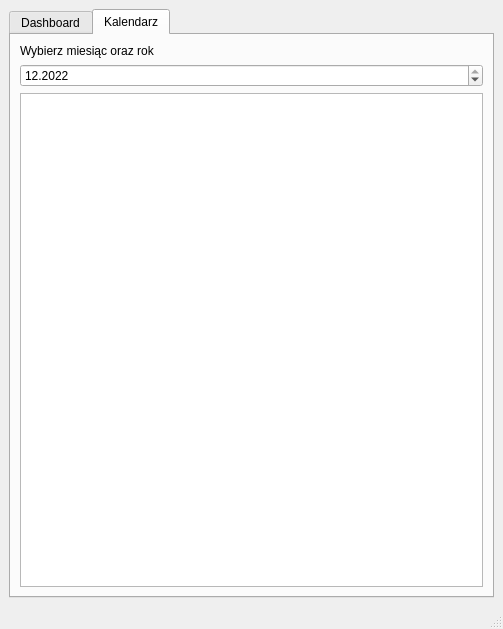
This is mainwindow.ui in rastuch/Terminarz as Qt 5 draws it before an edit. The edited form follows.
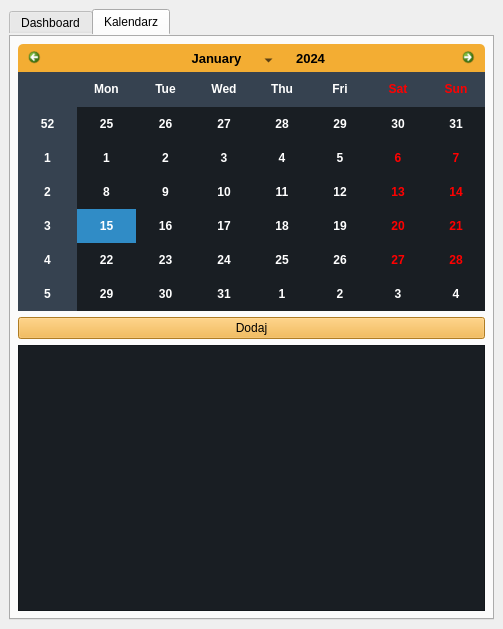
This is the edited form. Icons and pictures are not drawn.

The edit to the form file:
```diff
--- a/mainwindow.ui
+++ b/mainwindow.ui
@@ -13,10 +13,19 @@
   <property name="windowTitle">
    <string>TERMINARZ</string>
   </property>
+  <property name="styleSheet">
+   <string notr="true">alternate-background-color: rgb(25, 30, 35);</string>
+  </property>
   <widget class="QWidget" name="centralwidget">
+   <property name="styleSheet">
+    <string notr="true"/>
+   </property>
    <layout class="QVBoxLayout" name="verticalLayout">
     <item>
      <widget class="QTabWidget" name="tabWidget">
+      <property name="styleSheet">
+       <string notr="true">border-color: rgb(25, 30, 35);</string>
+      </property>
       <property name="currentIndex">
        <number>1</number>
       </property>
@@ -28,64 +37,180 @@
         <item>
          <widget class="QTextEdit" name="textEdit"/>
         </item>
-        <item>
-         <widget class="QPushButton" name="pushButton">
-          <property name="text">
-           <string>Show db</string>
-          </property>
-         </widget>
-        </item>
        </layout>
       </widget>
       <widget class="QWidget" name="tab_2">
+       <property name="styleSheet">
+        <string notr="true"/>
+       </property>
        <attribute name="title">
         <string>Kalendarz</string>
        </attribute>
        <layout class="QVBoxLayout" name="verticalLayout_2">
         <item>
-         <widget class="QLabel" name="label">
+         <widget class="QCalendarWidget" name="calendarWidget">
+          <property name="styleSheet">
+           <string notr="true">QCalendarWidget QWidget {
+	alternate-background-color: #364250;
+}
+#qt_calendar_navigationbar {			/*Pasek wyboru */ 
+    background-color: #F3AD33;
+	border-bottom: 0px;
+	border-top-left-radius: 5px;
+	border-top-right-radius: 5px;
+}
+
+#qt_calendar_prevmonth,
+#qt_calendar_nextmonth {			/*Przyciski zmiany miesiąca*/ 
+    border: none; 			/*Usuwa obramowanie */
+	qproperty-icon: none;			    /*Usuwa standardowe strzałki*/
+    min-width: 13px;
+    max-width: 13px;
+    min-height: 13px;
+    max-height: 13px;
+    border-radius: 5px; 
+    background-color: transparent; 
+	padding: 5px;
+}
+
+#qt_calendar_prevmonth {			/*Poprzedni miesiąc*/
+	margin-left:5px;
+	image: url(:/icon/arrow-119-48.ico);			/*Ustawienie nowej ikonki zmiany miesiąca na poprzedni*/
+}
+#qt_calendar_nextmonth{			/*Następny miesiąc*/
+	margin-right: 5px;
+	image: url(:/icon/arrow-19-48.ico);
+}
+#qt_calendar_prevmonth:hover,
+#qt_calendar_nextmonth:hover{			/*Kiedy najedziemy na przyciski*/
+	background-color: #364250;
+}
+#qt_calendar_prevmonth:pressed,
+#qt_calendar_nextmonth:pressed{			/*Kiedy wciśniemy przycisk*/
+	color: #F3AD33;
+	background-color: #191E23;
+}
+#qt_calendar_yearbutton{			/*Przycisk zmiany roku*/
+	color: #000000;
+	margin: 5px;
+	border-radius: 5px;
+	font-size: 13px;
+	font-weight: bold;
+	padding: 0 10px;
+}
+#qt_calendar_monthbutton{			/*Przycisk zmiany miesiąca*/
+	color: #000000;
+	width: 110px;
+	font-size: 13px;
+	margin: 5px 0;
+	border-radius: 5px;
+	padding: 0 2px;
+}
+#qt_calendar_yearbutton:hover,
+#qt_calendar_monthbutton:hover{			/*Kiedy najedziemy myszką na przyciski*/
+	background-color: #364250;
+}
+#qt_calendar_yearbutton:pressed,
+#qt_calendar_monthbutton:pressed{			/*Kiedy najedziemy myszką na przyciski*/
+	background-color: #191E23;
+}
+#qt_calendar_yearedit{			/*Zmiana roku*/
+	min-width: 53px;
+	color: #000000;
+	background: transparent;
+	font-size: 13px;
+}
+#qt_calendar_yearedit::up-button {			/*Dodanie ikonki zwiększania roku*/
+	image: url(:/icon/arrow-151-48.ico);
+    subcontrol-position: right;
+}
+
+#qt_calendar_yearedit::down-button {				/*Dodanie ikonki zmniejszania roku*/
+	image: url(:/icon/arrow-213-48.ico);
+    subcontrol-position: left; 
+}
+
+#qt_calendar_yearedit::down-button, 
+#qt_calendar_yearedit::up-button {
+	width:10px;
+	padding: 0px 5px;
+	border-radius:3px;
+}
+
+#qt_calendar_yearedit::down-button:hover, 
+#qt_calendar_yearedit::up-button:hover {			/*Gdy najedziemy na ikony*/
+	background-color: #364250;
+}
+#qt_calendar_yearedit::down-button:pressed, 
+#qt_calendar_yearedit::up-button:pressed {			/*Gdy klikniemy na ikony*/
+	background-color: #191E23;
+}
+#calendarWidget QToolButton QMenu {			/*Zmiana miesiąca*/
+    background-color: #364250;
+	color: #FFFFFF;
+	font-weight: bold;
+
+}
+#calendarWidget QToolButton QMenu::item{			/*Miesiące w panelu wyboru*/
+	font-weight: bold;
+	font-size: 13px;
+}
+ #calendarWidget QToolButton QMenu::item:selected:enabled {			/*Wybranie danego miesiąca*/
+    background-color: #F3AD33;
+	border-radius: 5px;
+}
+
+#calendarWidget QToolButton::menu-indicator {
+     image: none;			/*Usunięcie strzałki przy wyborze miesiąca*/
+	margin-top: 10px;
+	width:20px;
+}
+#qt_calendar_calendarview {			/*Główna część kalendarza*/
+	color: #FFFFFF;
+	font-weight: bold;
+	background-color: #191E23;
+    outline: 0px;
+	border-top: 0px;
+	border-bottom-left-radius: 5px;
+	border-bottom-right-radius:5px;
+}
+
+#qt_calendar_calendarview::item:hover {			/*Najechanie myszą na konkretny dzień kalendarza*/
+   border-radius: 10px;
+	background-color: #F7C670;
+}
+
+#qt_calendar_calendarview::item:selected {			/*Kliknięcie myszą na konkretny dzień kalendarza*/
+    background-color: #F3AD33; 
+	border-radius:10px;
+}</string>
+          </property>
+         </widget>
+        </item>
+        <item>
+         <widget class="QPushButton" name="pushButton">
+          <property name="styleSheet">
+           <string notr="true">background-color: #F3AD33;</string>
+          </property>
           <property name="text">
-           <string>Wybierz miesiąc oraz rok</string>
+           <string>Dodaj</string>
           </property>
          </widget>
         </item>
         <item>
-         <widget class="QDateEdit" name="dateEdit">
-          <property name="displayFormat">
-           <string>MM.yyyy</string>
+         <widget class="QTextEdit" name="textEdit_2">
+          <property name="styleSheet">
+           <string notr="true">background-color: #191E23;
+color: #FFFFFF</string>
           </property>
-          <property name="timeSpec">
-           <enum>Qt::LocalTime</enum>
-          </property>
-          <property name="date">
-           <date>
-            <year>2022</year>
-            <month>12</month>
-            <day>31</day>
-           </date>
-          </property>
          </widget>
         </item>
-        <item>
-         <widget class="QListWidget" name="listWidget"/>
-        </item>
        </layout>
       </widget>
      </widget>
     </item>
    </layout>
   </widget>
-  <widget class="QMenuBar" name="menubar">
-   <property name="geometry">
-    <rect>
-     <x>0</x>
-     <y>0</y>
-     <width>503</width>
-     <height>21</height>
-    </rect>
-   </property>
-  </widget>
-  <widget class="QStatusBar" name="statusbar"/>
  </widget>
  <resources/>
  <connections/>
```
